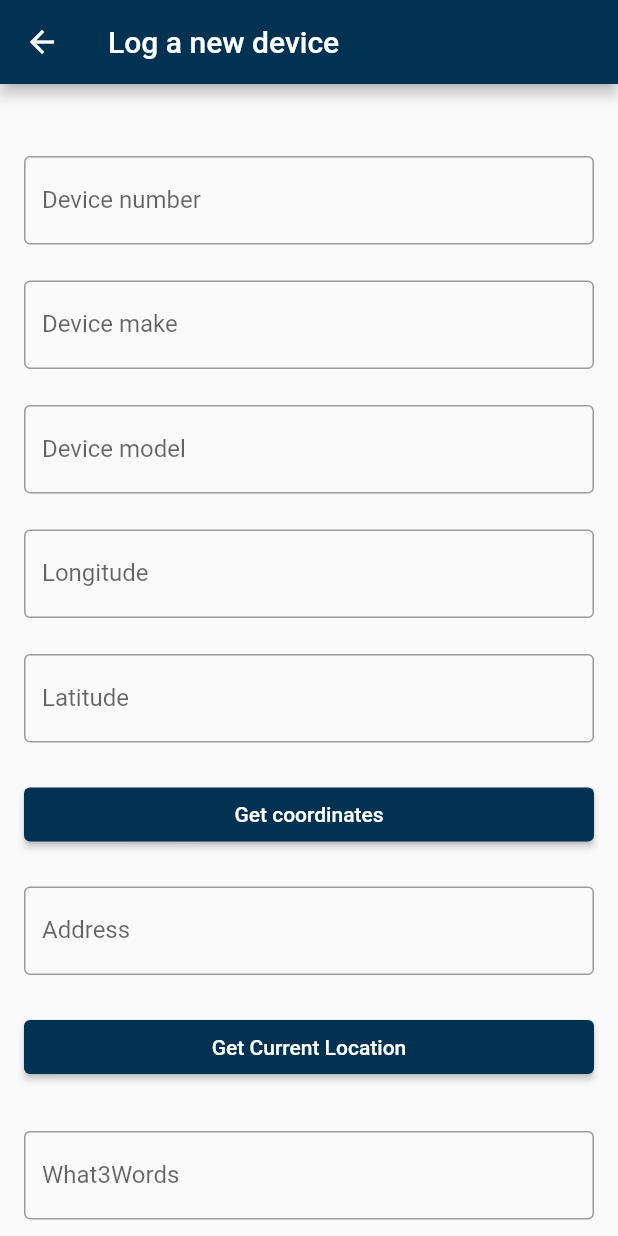
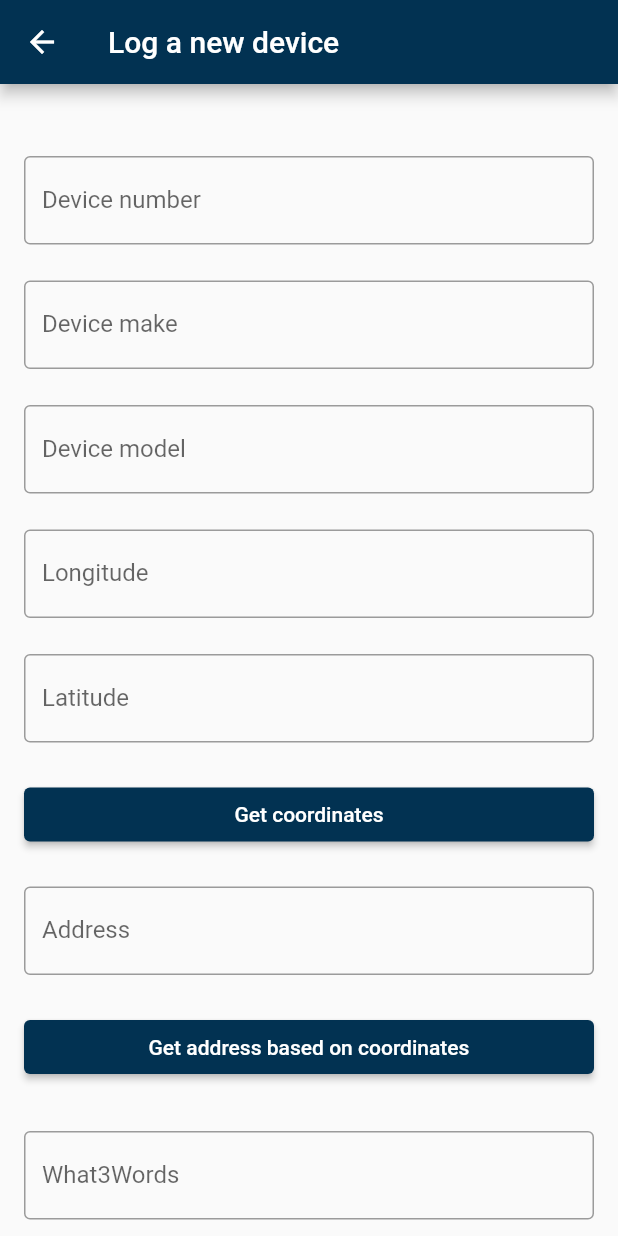
Before and after one commit to StrikeEB/Your-IoT-Device-Manager-App, a Flutter app: the LogDevicePage screen opened directly, on a phone screen of 412 x 824 dp. Run offline on Flutter 3.47's test engine with Material 2 defaults, Android fonts, the phone set to English and light mode, and no system bars; our stand-ins replace cloud_firestore, firebase_core, firebase_storage, geocoding, geolocator; missing offline and left inert: what3words; accounts and stored records are empty.

Commit message:
get address

```diff
--- a/lib/logdevicepage.dart
+++ b/lib/logdevicepage.dart
@@ -154,7 +154,7 @@ class _LogDevicePageState extends State<LogDevicePage> {
                   backgroundColor: Color.fromRGBO(2, 50, 82, 1),
                 ),
                 onPressed: _getCurrentPosition,
-                child: const Text("Get Current Location")),
+                child: const Text("Get address based on coordinates")),
             const SizedBox(height: 32),
             TextField(
               controller: controllerWhat3Words,
```
